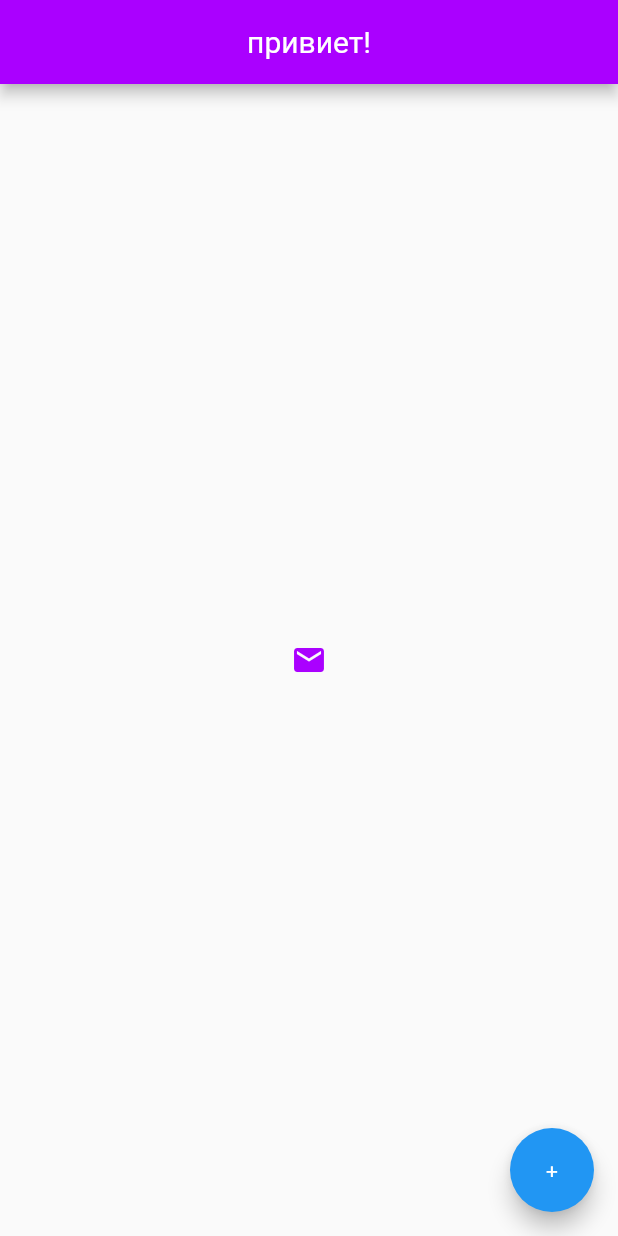
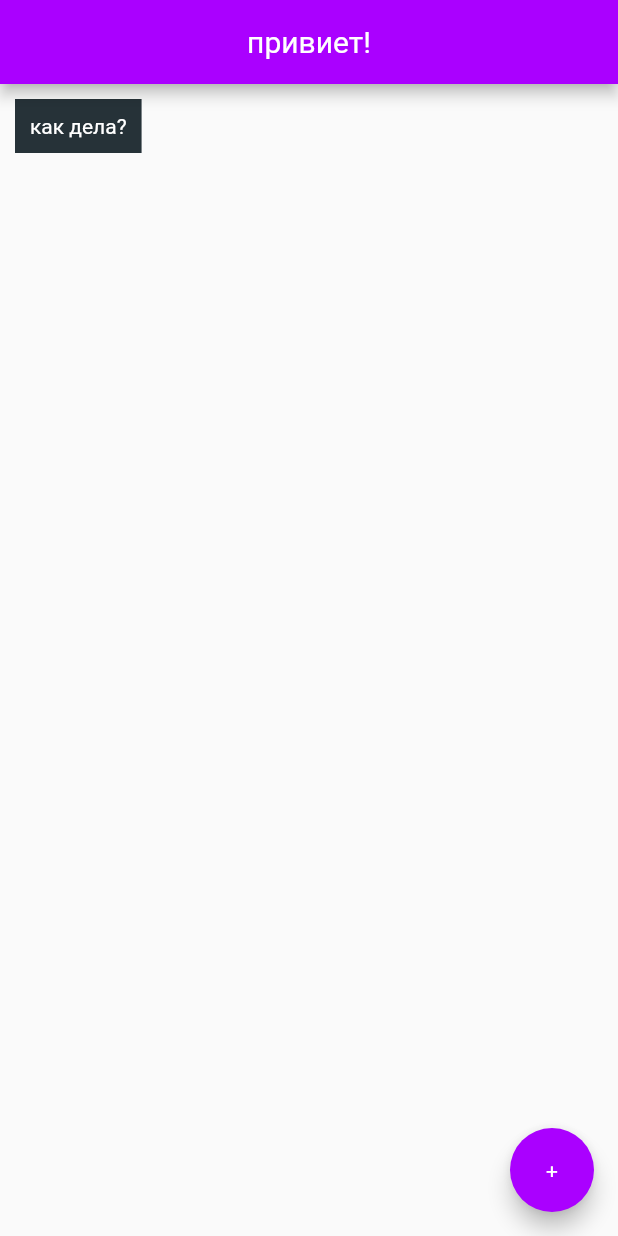
Before and after one commit to kuuga2000/flutterndart, a Flutter app: the screen it shows after launch, on a phone screen of 412 x 824 dp. Run offline on Flutter 3.47's test engine with Material 2 defaults, Android fonts, the phone set to English and light mode, and no system bars.

Commit message:
container

```diff
--- a/lib/main.dart
+++ b/lib/main.dart
@@ -1,3 +1,5 @@
+import 'dart:ui';
+
 import 'package:flutter/material.dart';
 
 void main() => runApp(MaterialApp(
@@ -13,19 +15,20 @@ class Home extends StatelessWidget {
         centerTitle: true,
         backgroundColor: Colors.purpleAccent[700],
       ),
-      body: Center(
-          child: IconButton(
-            onPressed: () {
-              print("Ты клик на Меня!");
-            },
-            color: Colors.purpleAccent[700],
-            icon: Icon(
-                Icons.mail
-            )
+      body: Container(
+        padding: EdgeInsets.fromLTRB(10, 10, 10, 10),
+        margin: EdgeInsets.fromLTRB(10, 10, 0, 0),
+        color: Colors.blueGrey[900],
+        child: Text(
+          "как дела?",
+          style: TextStyle(
+              color: Colors.white
           )
+        ),
       ),
       floatingActionButton: FloatingActionButton(
-          child: Text("+")
+          child: Text("+"),
+        backgroundColor: Colors.purpleAccent[700],
       ),
     );
   }
```
